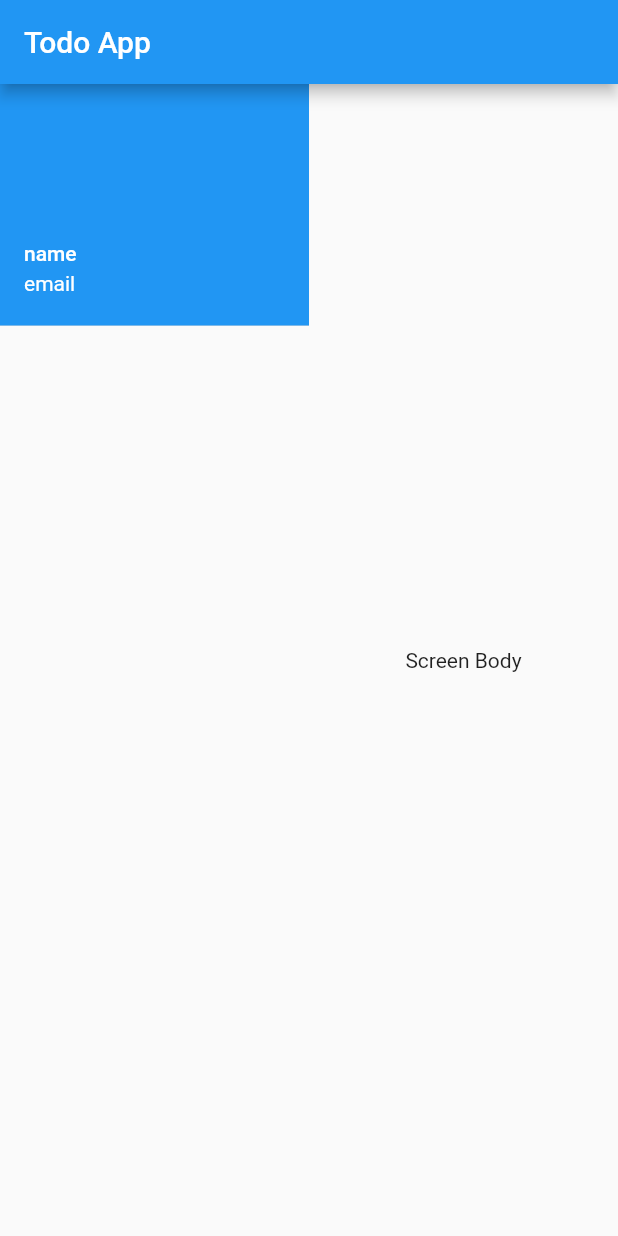
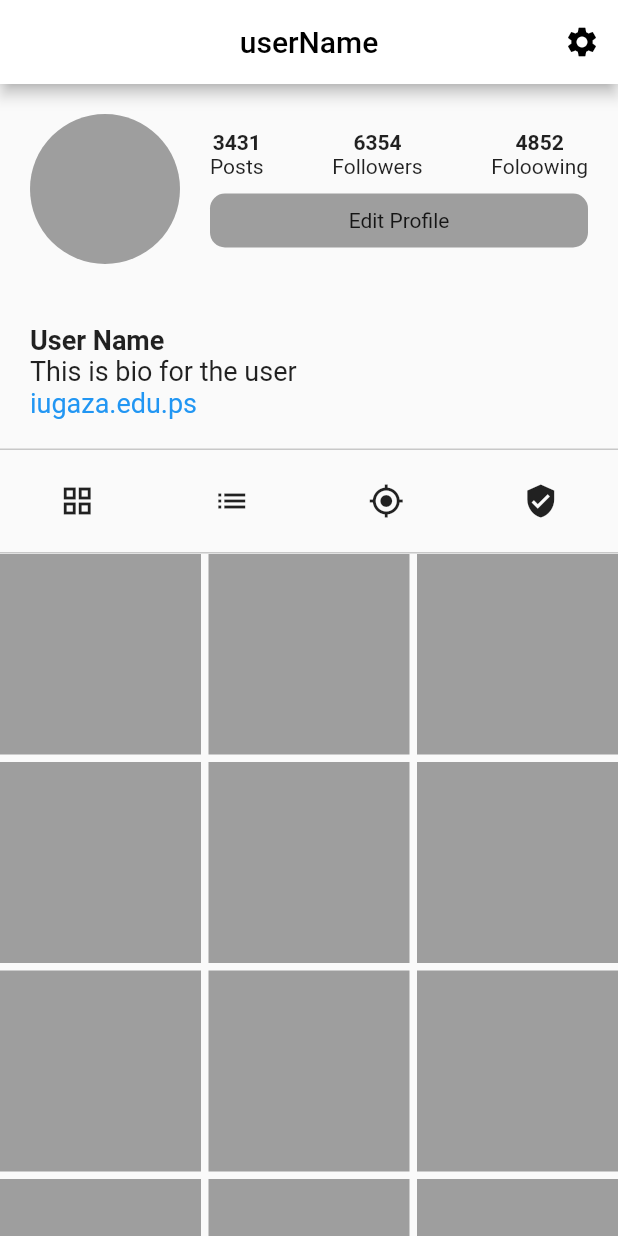
Before and after one commit to shadysamara/todo_iug2023, a Flutter app: the screen it shows after launch, on a phone screen of 412 x 824 dp. Run offline on Flutter 3.47's test engine with Material 2 defaults, Android fonts, the phone set to English and light mode, and no system bars.

Commit message:
gridview + revision

```diff
--- /dev/null
+++ b/lib/instagram_ui/views/screens/instagram_profile_screen.dart
@@ -0,0 +1,41 @@
+import 'package:flutter/material.dart';
+import 'package:todo_iug/instagram_ui/views/widgets/profile_count_widget.dart';
+import 'package:todo_iug/instagram_ui/views/widgets/profile_description.dart';
+import 'package:todo_iug/instagram_ui/views/widgets/profile_gridview.dart';
+import 'package:todo_iug/instagram_ui/views/widgets/profile_header.dart';
+import 'package:todo_iug/instagram_ui/views/widgets/profile_tabbar.dart';
+
+class InstagramProfileScreen extends StatelessWidget {
+  @override
+  Widget build(BuildContext context) {
+    double height = MediaQuery.of(context).size.height;
+    double width = MediaQuery.of(context).size.width;
+    // TODO: implement build
+    return Scaffold(
+        appBar: AppBar(
+          backgroundColor: Colors.white,
+          title: Text(
+            "userName",
+            style: TextStyle(color: Colors.black),
+          ),
+          centerTitle: true,
+          actions: [
+            IconButton(
+                onPressed: () {},
+                icon: Icon(
+                  Icons.settings,
+                  color: Colors.black,
+                ))
+          ],
+        ),
+        body: Column(
+          crossAxisAlignment: CrossAxisAlignment.start,
+          children: [
+            ProfileHeader(),
+            ProfileDescription("User Name","This is bio for the user","iugaza.edu.ps"),
+          ProfileTabBar(),
+          ProfileGridView()
+          ],
+        ));
+  }
+}
--- /dev/null
+++ b/lib/instagram_ui/views/widgets/profile_count_widget.dart
@@ -0,0 +1,15 @@
+import 'package:flutter/material.dart';
+
+class ProfileCountWidget extends StatelessWidget {
+  String label;
+  String value;
+  ProfileCountWidget(this.label, this.value);
+  @override
+  Widget build(BuildContext context) {
+    // TODO: implement build
+    return Column(children: [
+      Text(value,style: TextStyle(fontWeight: FontWeight.bold),),
+       Text(label)
+    ],);
+  }
+}
--- /dev/null
+++ b/lib/instagram_ui/views/widgets/profile_description.dart
@@ -0,0 +1,25 @@
+import 'package:flutter/material.dart';
+
+class ProfileDescription extends StatelessWidget {
+  String userName;
+  String bio;
+  String link;
+  ProfileDescription(this.userName, this.bio, this.link);
+  @override
+  Widget build(BuildContext context) {
+    // TODO: implement build
+    return Container(
+      margin: EdgeInsets.all(20),
+      child: Column(
+        crossAxisAlignment: CrossAxisAlignment.start,
+        children: [Text(userName,style: TextStyle(fontSize: 18,fontWeight: FontWeight.bold),),
+        Text(bio,
+            style: TextStyle(fontSize: 18),
+          ),
+        Text(link,
+            style: TextStyle(fontSize: 18, color: Colors.blue),
+          )],
+      ),
+    );
+  }
+}
--- /dev/null
+++ b/lib/instagram_ui/views/widgets/profile_gridview.dart
@@ -0,0 +1,19 @@
+import 'package:flutter/material.dart';
+
+class ProfileGridView extends StatelessWidget {
+  @override
+  Widget build(BuildContext context) {
+    // TODO: implement build
+    return Expanded(
+      child: GridView.builder(
+          gridDelegate: SliverGridDelegateWithFixedCrossAxisCount(crossAxisCount: 3,
+          mainAxisSpacing:5,
+          crossAxisSpacing: 5
+          ),
+          itemCount: 12,
+          itemBuilder: (context, index) {
+            return Container(color: Colors.grey,);
+          }),
+    );
+  }
+}
--- /dev/null
+++ b/lib/instagram_ui/views/widgets/profile_header.dart
@@ -0,0 +1,48 @@
+import 'package:flutter/material.dart';
+import 'package:todo_iug/instagram_ui/views/widgets/profile_count_widget.dart';
+
+class ProfileHeader extends StatelessWidget{
+  @override
+  Widget build(BuildContext context) {
+    // TODO: implement build
+   return Column(
+          children: [
+            Container(
+              margin: EdgeInsets.all(20),
+              child: Row(
+                children: [
+                  CircleAvatar(
+                    radius:50,
+                    backgroundColor: Colors.grey,
+                  ),
+                  SizedBox(width: 20,),
+                  Expanded(
+                    child: Column(children: [
+                      Row(
+                        mainAxisAlignment: MainAxisAlignment.spaceBetween,
+                        children: [
+                        ProfileCountWidget("Posts","3431"),
+                                                ProfileCountWidget("Followers", "6354"),
+                                                                        ProfileCountWidget("Foloowing", "4852"),
+                      ],),
+                     SizedBox(height: 10,),
+                      Container(
+                        decoration: BoxDecoration(
+                          color: Colors.grey,
+                          borderRadius: BorderRadius.circular(10)
+                        ),
+                        alignment: Alignment.center,
+                        padding: EdgeInsets.symmetric(vertical: 10),
+                        width: double.infinity,
+
+                        child: Text("Edit Profile"),)
+                    ],),
+                  )
+                ],
+              ),
+            )
+          ],
+        );
+
+  }
+}
--- /dev/null
+++ b/lib/instagram_ui/views/widgets/profile_tabbar.dart
@@ -0,0 +1,22 @@
+import 'package:flutter/material.dart';
+
+class ProfileTabBar extends StatelessWidget {
+  @override
+  Widget build(BuildContext context) {
+    // TODO: implement build
+    return Container(
+      padding: EdgeInsets.symmetric(vertical: 10),
+      decoration: BoxDecoration(
+        border: Border.symmetric(horizontal: BorderSide(color: Colors.black.withOpacity(0.2)))
+      ),
+      child: Row(
+        mainAxisAlignment: MainAxisAlignment.spaceAround,
+        children: [
+        IconButton(onPressed: (){}, icon: Icon(Icons.grid_view)),
+                IconButton(onPressed: () {}, icon: Icon(Icons.list)),
+          IconButton(onPressed: () {}, icon: Icon(Icons.gps_fixed,)),
+                  IconButton(onPressed: () {}, icon: Icon(Icons.verified_user))
+      ],),
+    );
+  }
+}
--- a/lib/views/screens/all_tasks_screen.dart
+++ b/lib/views/screens/all_tasks_screen.dart
@@ -3,15 +3,15 @@ import 'package:todo_iug/data/data_source.dart';
 import 'package:todo_iug/views/widgets/task_widget.dart';
 
 class AllTasksScreen extends StatelessWidget {
-  Function function;
-  AllTasksScreen(this.function);
+  Function fun;
+  AllTasksScreen(this.fun);
   @override
   Widget build(BuildContext context) {
     // TODO: implement build
     return ListView.builder(
         itemCount: DataSource.tasks.length,
         itemBuilder: (context, index) {
-          return TaskWidget(DataSource.tasks[index], function);
+          return TaskWidget(DataSource.tasks[index],fun);
         });
   }
 }
--- a/lib/views/screens/incomplete_tasks.dart
+++ b/lib/views/screens/incomplete_tasks.dart
@@ -3,7 +3,7 @@ import 'package:todo_iug/data/data_source.dart';
 import 'package:todo_iug/views/widgets/task_widget.dart';
 
 class InCompleteTasksScreen extends StatelessWidget {
-    Function function;
+  Function function;
   InCompleteTasksScreen(this.function);
   @override
   Widget build(BuildContext context) {
```
Also changed, not shown: lib/main.dart (+72 -4 lines), lib/views/screens/complete_tasks.dart (+8 -7 lines), lib/views/screens/main_tasks_screen.dart (+21 -14 lines), lib/views/widgets/task_widget.dart (+9 -0 lines).
